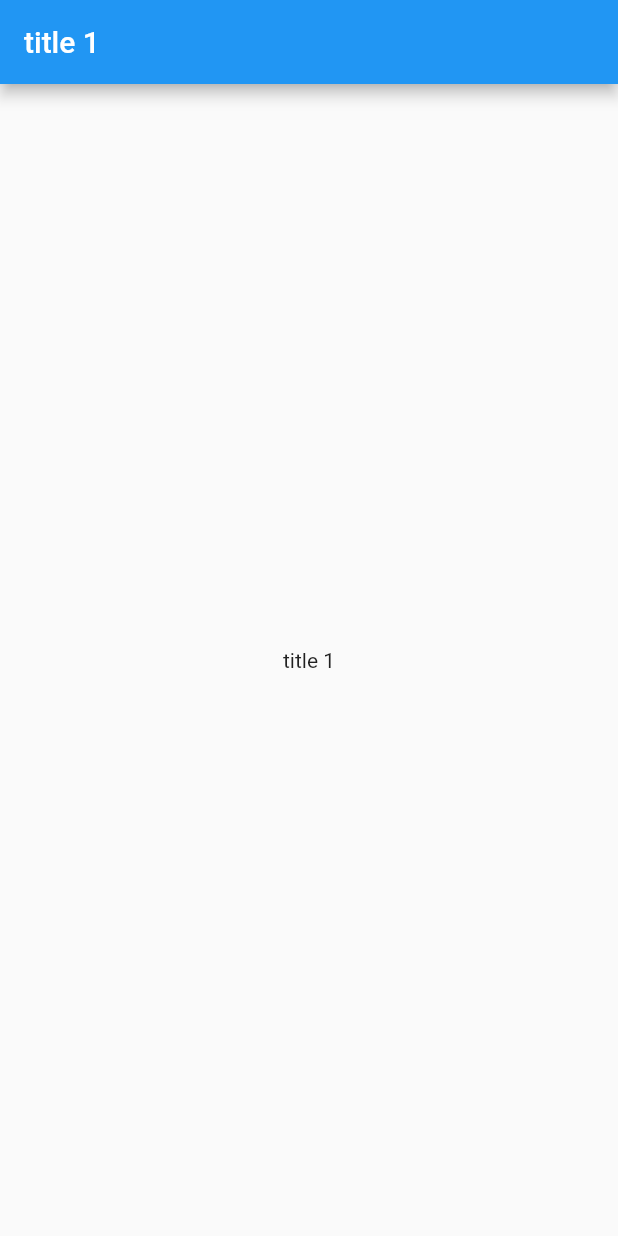
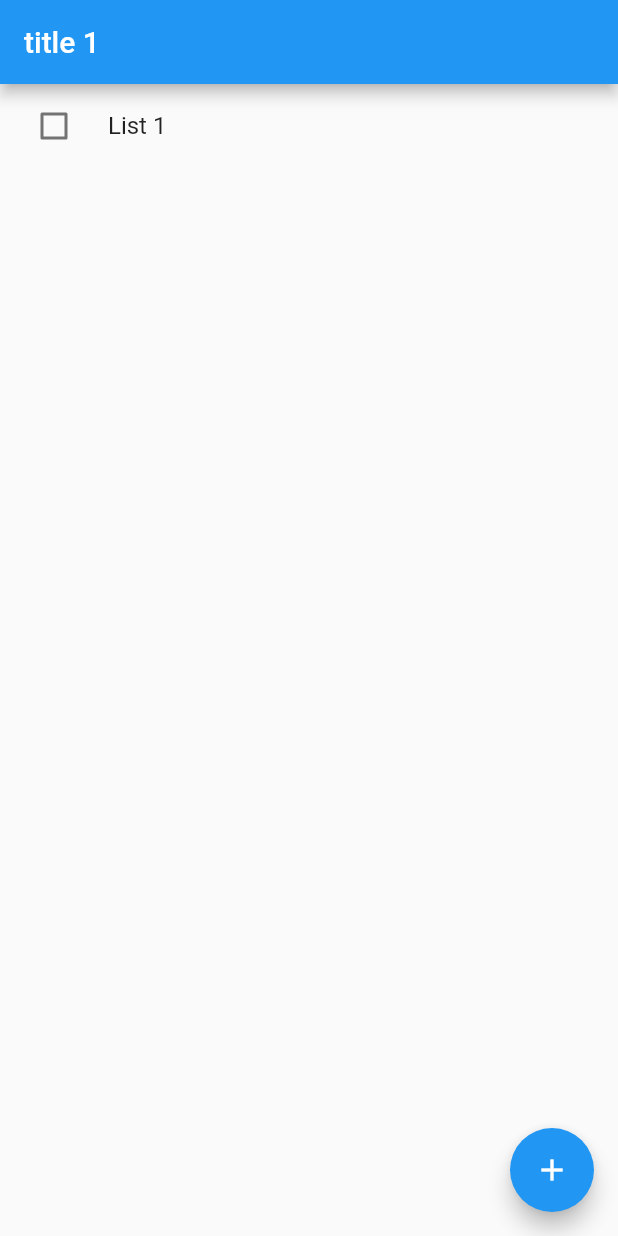
Before and after one commit to Besufikad17/todolist, a Flutter app: the screen it shows after launch, after a tap on "title 1", on a phone screen of 412 x 824 dp. Run offline on Flutter 3.47's test engine with Material 2 defaults, Android fonts, the phone set to English and light mode, and no system bars.

Commit message:
list page and add list implemented

```diff
--- a/lib/screens/todo.dart
+++ b/lib/screens/todo.dart
@@ -1,8 +1,26 @@
 import 'package:flutter/material.dart';
+import 'package:todolist/components/button.dart';
 
-class Todo extends StatelessWidget {
+class Todo extends StatefulWidget {
   final String title;
-  const Todo({super.key, required this.title});
+  Todo({super.key, required this.title});
+
+  @override
+  State<Todo> createState() => _TodoState(title: title);
+}
+
+class _TodoState extends State<Todo> {
+  final String title;
+  _TodoState({required this.title});
+
+  List<Map<String, dynamic>> lists = [
+    {
+      "title": "List 1",
+      "status": "pending"
+    }
+  ];
+
+  TextEditingController text = TextEditingController();
 
   @override
   Widget build(BuildContext context) {
@@ -12,9 +30,71 @@ class Todo extends StatelessWidget {
         appBar: AppBar(
           title: Text(title),
         ),
-        body: Center(
-          child: Text(title),
+        body: ListView.builder(
+          itemCount: lists.length,
+          itemBuilder: (context, index) {
+            return CheckboxListTile(
+              title: Text(
+                lists[index]["title"],
+                style: TextStyle(
+                  decoration: lists[index]["status"] == "completed" ? TextDecoration.lineThrough : TextDecoration.none,
+                ),
+              ),
+              checkColor: Colors.white,
+              value: lists[index]["status"] == "completed",
+              onChanged: (bool? value) {
+                setState(() {
+                  lists[index]["status"] == "completed";
+                });
+              },
+              controlAffinity: ListTileControlAffinity.leading,
+            );
+          }
         ),
+        floatingActionButton: FloatingActionButton(
+              onPressed: () => {
+                 showDialog(
+                  context: context,
+                  builder: (context) {
+                    return AlertDialog(
+                      title: const Text("Add Todo"),
+                      content: Column(
+                        children: [
+                          TextField(
+                            controller: text,
+                            decoration: const InputDecoration(
+                              border: OutlineInputBorder(),
+                              labelText: 'List',
+                              hintText: 'Add Todo list..',
+                            ),
+                          ),
+                          const SizedBox(height: 20,),
+                          MyButton(
+                            text: "Add",
+                            width: 250,
+                            height: 40,
+                            bgcolor: "#91d2ff",
+                            borderRadius: 10,
+                            fgcolor: "#000000",
+                            fontSize: 13,
+                            onPressed: () => {
+                              setState((){
+                                lists.add({
+                                  "title": text.text,
+                                  "status": "pending"
+                                });
+                                lists = lists;
+                              })
+                            }
+                          )
+                      ]),
+                    );
+                  }
+                 )
+              },
+              tooltip: 'Increment',
+              child: const Icon(Icons.add),
+            ),
       ),
     );
   }
```
